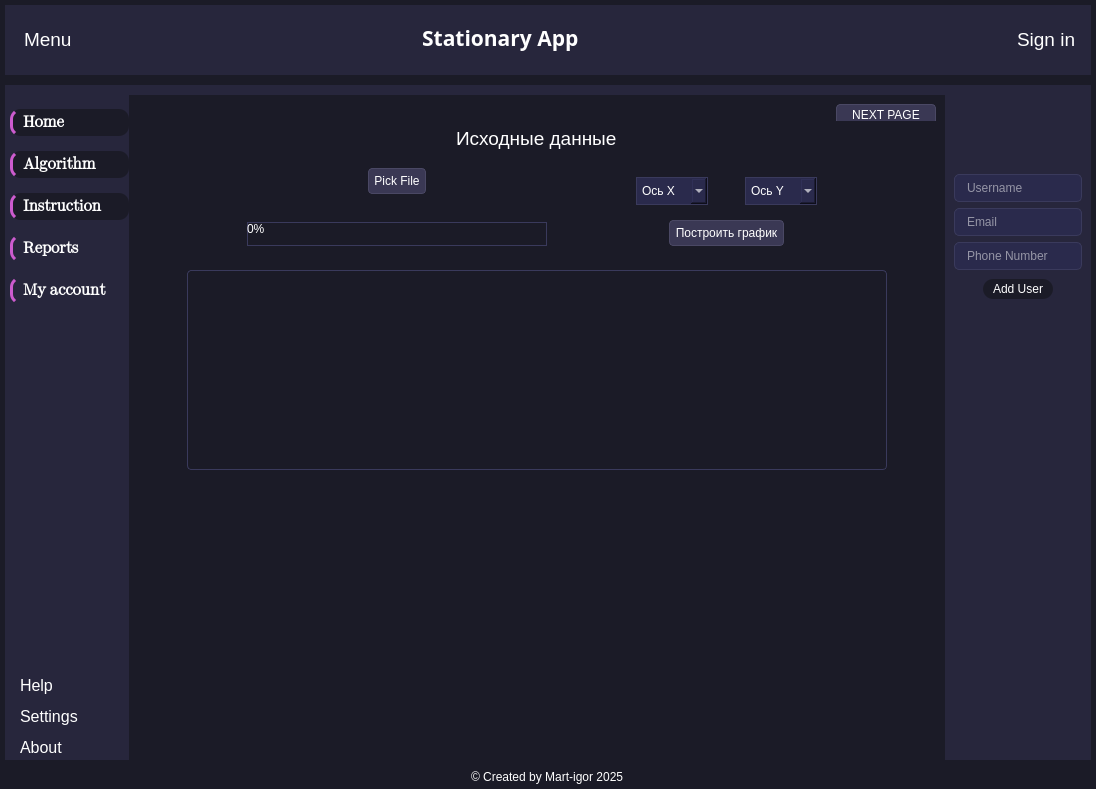
Mart-igor/GUI_for_identifying_stationary_mode, file ui/station.ui: the form before one commit.
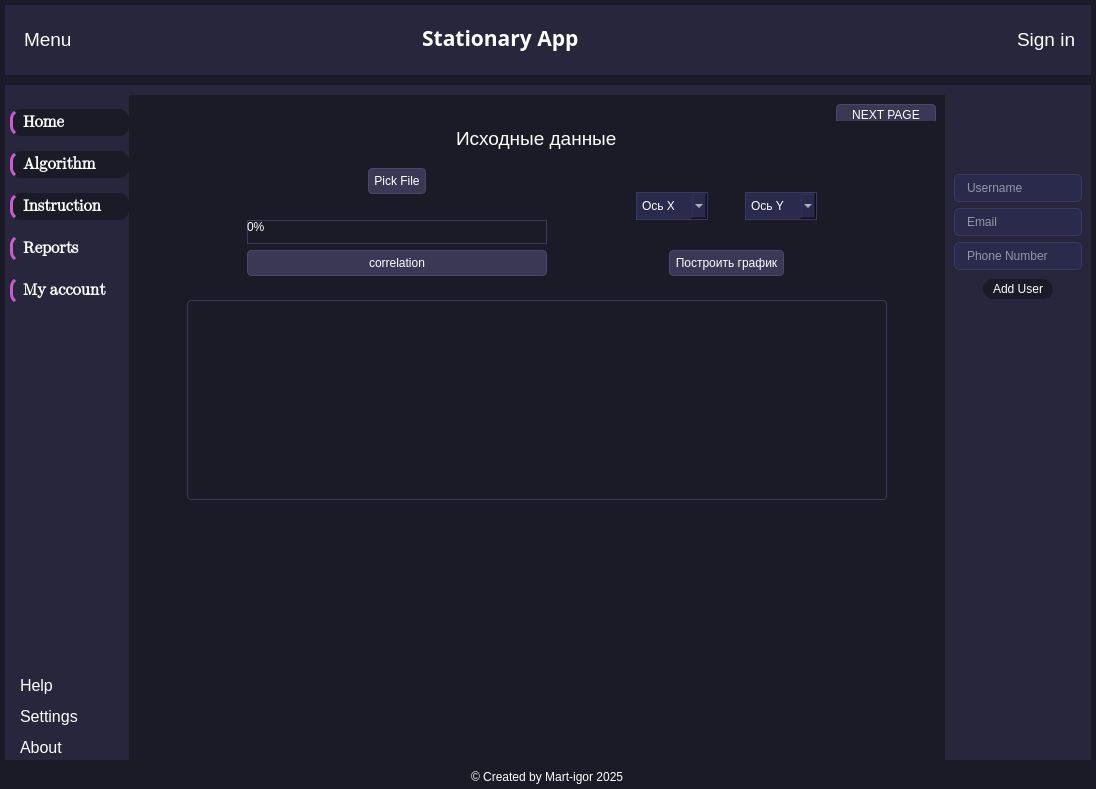
The form after the commit. The open tabs and pages were chosen to show the change. Icons and pictures are not drawn. Custom widgets are drawn as their Qt base class.

Patch:
```diff
--- a/ui/station.ui
+++ b/ui/station.ui
@@ -1013,6 +1013,13 @@
                          </property>
                         </widget>
                        </item>
+                       <item>
+                        <widget class="QPushButton" name="correlation_btn">
+                         <property name="text">
+                          <string>correlation</string>
+                         </property>
+                        </widget>
+                       </item>
                       </layout>
                      </widget>
                     </item>
```
Left out of the diff: 2 changed lines with no effect on the pictures.
